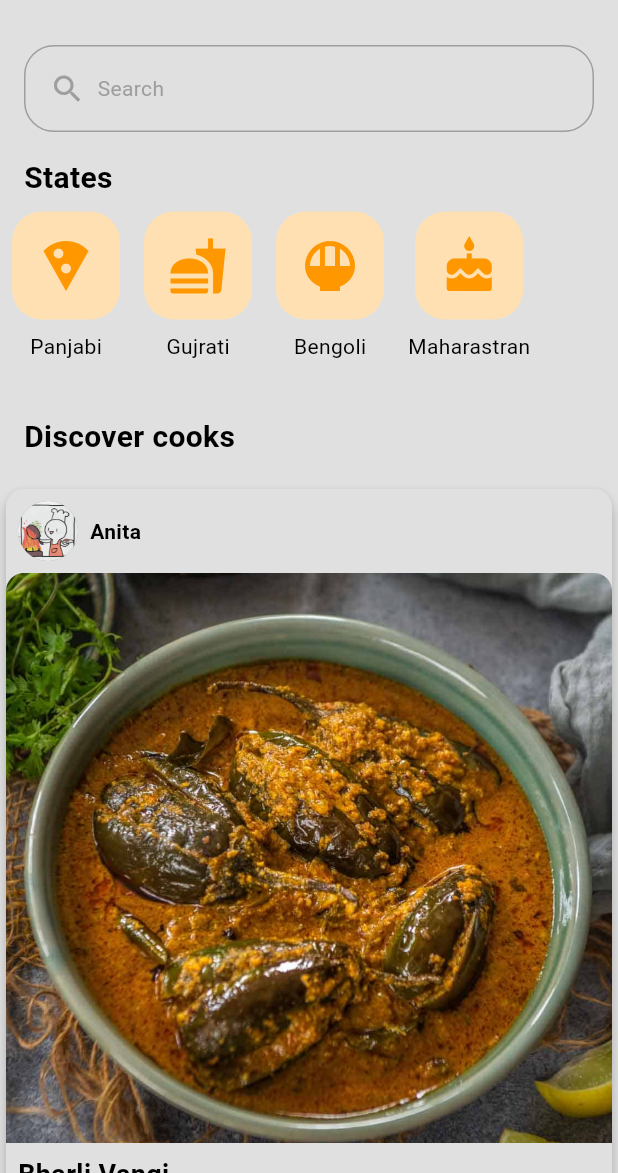
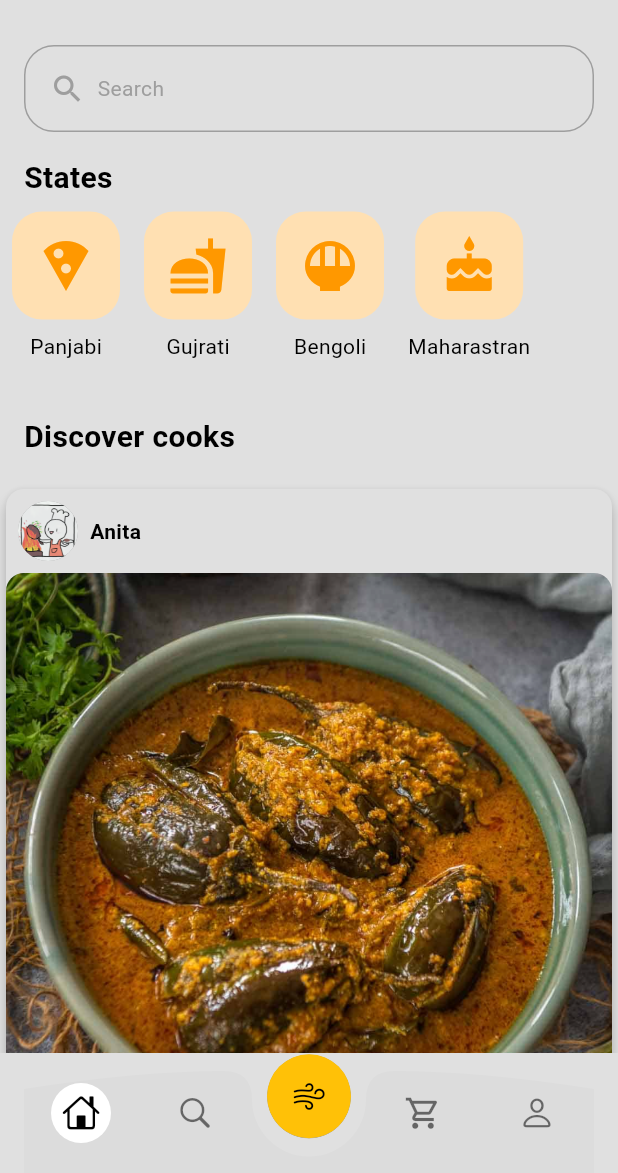
Before and after one commit to Campus-Dabba/campus_dabba_mobile, a Flutter app: the screen it shows once a user with an empty profile is signed in, on a phone screen of 412 x 824 dp, the part 63-1236 px from its top. Run offline on Flutter 3.47's test engine with Material 3 defaults, Android fonts, the phone set to English and light mode, and no system bars; our stand-ins replace firebase_auth, firebase_core; accounts and stored records are empty.

Commit message:
bottom nav bar

```diff
--- a/lib/screen/home_screen.dart
+++ b/lib/screen/home_screen.dart
@@ -3,6 +3,7 @@ import 'package:campus_dabba/screen/search_screen.dart';
 import 'package:campus_dabba/type/dish.dart';
 import 'package:campus_dabba/type/order.dart';
 import 'package:campus_dabba/widgets/category_button.dart';
+import 'package:campus_dabba/widgets/curved_bottom_nav_bar.dart';
 import 'package:campus_dabba/widgets/food_card_widget.dart';
 import 'package:flutter/material.dart';
 
@@ -22,9 +23,10 @@ class HomeScreen extends StatelessWidget {
               Navigator.push(
                 context,
                 MaterialPageRoute(
-                    builder: (context) => CartScreen(
-                          orderBasket: _orderBasket,
-                        )),
+                  builder: (context) => CartScreen(
+                    orderBasket: _orderBasket,
+                  ),
+                ),
               );
             },
           ),
@@ -131,6 +133,7 @@ class HomeScreen extends StatelessWidget {
           ],
         ),
       ),
+      bottomNavigationBar: CustomNavBarCurved(),
     );
   }
 }
--- a/lib/screen/login_screen.dart
+++ b/lib/screen/login_screen.dart
@@ -47,7 +47,7 @@ class LoginScreen extends StatelessWidget {
           children: [
             // logo
             Icon(
-              Icons.chat,
+              Icons.fastfood_outlined,
               size: 60,
               color: Theme.of(context).colorScheme.primary,
             ),
--- /dev/null
+++ b/lib/widgets/curved_bottom_nav_bar.dart
@@ -0,0 +1,192 @@
+import 'package:flutter/cupertino.dart';
+import 'package:flutter/material.dart';
+
+class CustomNavBarCurved extends StatefulWidget {
+  const CustomNavBarCurved({super.key});
+
+  @override
+  CustomNavBarCurvedState createState() => CustomNavBarCurvedState();
+}
+
+class CustomNavBarCurvedState extends State<CustomNavBarCurved> {
+  // Track selected index
+  int _selectedIndex = 0;
+
+  // Update index when an item is tapped
+  void _onNavBarItemTapped(int index) {
+    setState(() {
+      _selectedIndex = index;
+    });
+
+    // Navigate to different pages based on the tapped index
+    switch (index) {
+      case 0:
+        // Navigate to Home
+        break;
+      case 1:
+        // Navigate to Search
+        break;
+      case 2:
+        // Navigate to Cart
+        break;
+      case 3:
+        // Navigate to Profile
+        break;
+    }
+  }
+
+  @override
+  Widget build(BuildContext context) {
+    Size size = MediaQuery.of(context).size;
+    double height = 56;
+
+    const primaryColor = Colors.amber;
+    const secondaryColor = Colors.black54;
+    const backgroundColor = Color.fromARGB(255, 220, 220, 220);
+
+    return BottomAppBar(
+      color: Colors.transparent,
+      elevation: 0,
+      child: Stack(
+        children: [
+          CustomPaint(
+            size: Size(size.width, height + 7),
+            painter: BottomNavCurvePainter(backgroundColor: backgroundColor),
+          ),
+          Center(
+            heightFactor: 0.6,
+            child: FloatingActionButton(
+              shape: RoundedRectangleBorder(
+                  borderRadius: BorderRadius.circular(100.0)),
+              backgroundColor: primaryColor,
+              elevation: 0.1,
+              onPressed: () {
+                // Define action for FAB here
+              },
+              child: const Icon(
+                CupertinoIcons.wind,
+                color: Colors.black,
+              ),
+            ),
+          ),
+          SizedBox(
+            height: height,
+            child: Row(
+              mainAxisAlignment: MainAxisAlignment.spaceAround,
+              children: [
+                NavBarIcon(
+                  text: "Home",
+                  icon: CupertinoIcons.home,
+                  selected: _selectedIndex == 0,
+                  onPressed: () => _onNavBarItemTapped(0),
+                  defaultColor: secondaryColor,
+                  selectedColor: primaryColor,
+                ),
+                NavBarIcon(
+                  text: "Search",
+                  icon: CupertinoIcons.search,
+                  selected: _selectedIndex == 1,
+                  onPressed: () => _onNavBarItemTapped(1),
+                  defaultColor: secondaryColor,
+                  selectedColor: primaryColor,
+                ),
+                const SizedBox(width: 56),
+                NavBarIcon(
+                  text: "Cart",
+                  icon: Icons.local_grocery_store_outlined,
+                  selected: _selectedIndex == 2,
+                  onPressed: () => _onNavBarItemTapped(2),
+                  defaultColor: secondaryColor,
+                  selectedColor: primaryColor,
+                ),
+                NavBarIcon(
+                  text: "Calendar",
+                  icon: CupertinoIcons.person,
+                  selected: _selectedIndex == 3,
+                  onPressed: () => _onNavBarItemTapped(3),
+                  selectedColor: primaryColor,
+                  defaultColor: secondaryColor,
+                )
+              ],
+            ),
+          ),
+        ],
+      ),
+    );
+  }
+}
+
+class BottomNavCurvePainter extends CustomPainter {
+  BottomNavCurvePainter(
+      {this.backgroundColor = Colors.black, this.insetRadius = 38});
+
+  Color backgroundColor;
+  double insetRadius;
+  @override
+  void paint(Canvas canvas, Size size) {
+    Paint paint = Paint()
+      ..color = backgroundColor
+      ..style = PaintingStyle.fill;
+    Path path = Path()..moveTo(0, 12);
+
+    double insetCurveBeginnningX = size.width / 2 - insetRadius;
+    double insetCurveEndX = size.width / 2 + insetRadius;
+    double transitionToInsetCurveWidth = size.width * .05;
+    path.quadraticBezierTo(size.width * 0.20, 0,
+        insetCurveBeginnningX - transitionToInsetCurveWidth, 0);
+    path.quadraticBezierTo(
+        insetCurveBeginnningX, 0, insetCurveBeginnningX, insetRadius / 2);
+
+    path.arcToPoint(Offset(insetCurveEndX, insetRadius / 2),
+        radius: const Radius.circular(10.0), clockwise: false);
+
+    path.quadraticBezierTo(
+        insetCurveEndX, 0, insetCurveEndX + transitionToInsetCurveWidth, 0);
+    path.quadraticBezierTo(size.width * 0.80, 0, size.width, 12);
+    path.lineTo(size.width, size.height + 56);
+    path.lineTo(
+        0,
+        size.height +
+            56); //+56 here extends the navbar below app bar to include extra space on some screens (iphone 11)
+    canvas.drawPath(path, paint);
+  }
+
+  @override
+  bool shouldRepaint(CustomPainter oldDelegate) {
+    return false;
+  }
+}
+
+class NavBarIcon extends StatelessWidget {
+  const NavBarIcon(
+      {super.key,
+      required this.text,
+      required this.icon,
+      required this.selected,
+      required this.onPressed,
+      this.selectedColor = const Color(0xffFF8527),
+      this.defaultColor = Colors.black54});
+  final String text;
+  final IconData icon;
+  final bool selected;
+  final Function() onPressed;
+  final Color defaultColor;
+  final Color selectedColor;
+
+  @override
+  Widget build(BuildContext context) {
+    return IconButton(
+      onPressed: onPressed,
+      splashColor: Colors.transparent,
+      highlightColor: Colors.transparent,
+      icon: CircleAvatar(
+        backgroundColor: selected ? Colors.white : Colors.transparent,
+        child: Icon(
+          icon,
+          size: 25,
+          color: selected ? Colors.black : defaultColor,
+        ),
+      ),
+    );
+  }
+}
```
Also changed, not shown: lib/main.dart (+0 -20 lines), lib/widgets/navigation_rail.dart (added, +72 -0 lines).
